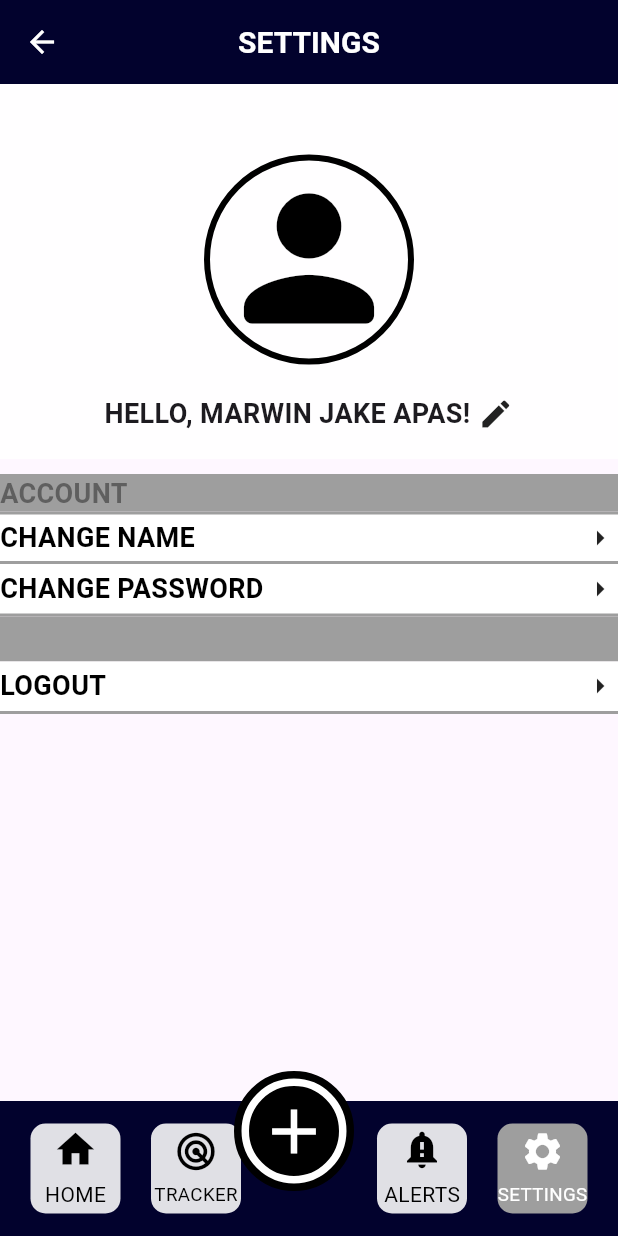
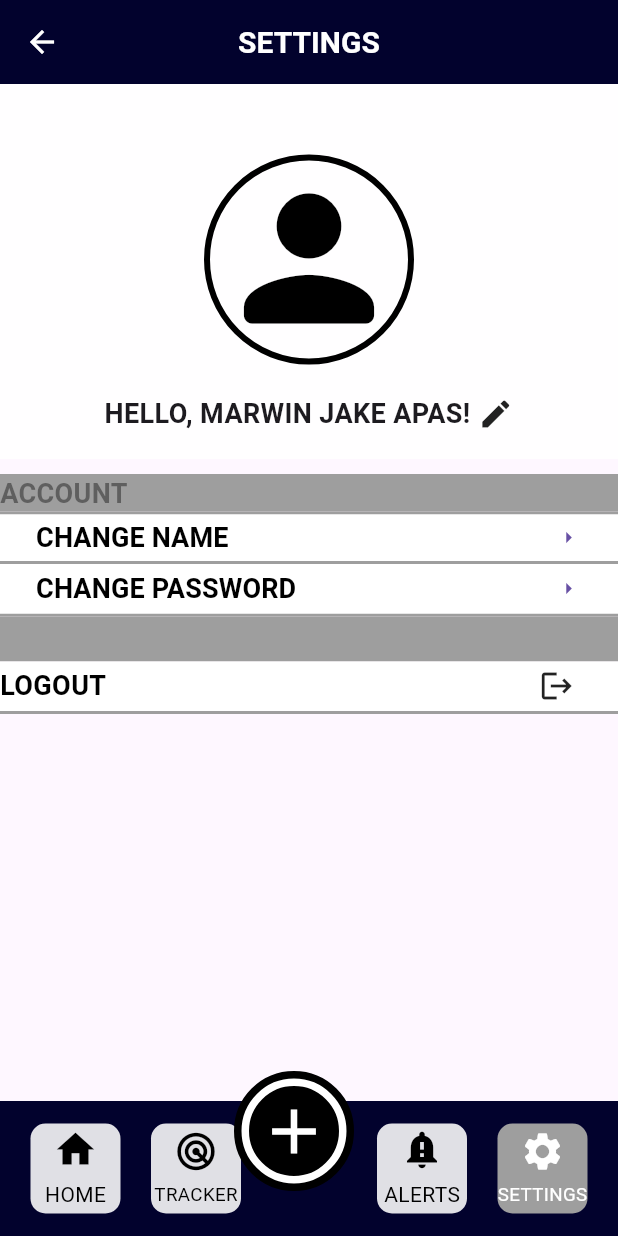
Before and after one commit to MarwinApas/thesisapp, a Flutter app: the Settings screen opened directly, on a phone screen of 412 x 824 dp. Run offline on Flutter 3.47's test engine with Material 3 defaults, Android fonts, the phone set to English and light mode, and no system bars.

Commit message:
changes: 1. change name and button updated to clickable button 2. logout icon of logout changed from arrow_right to logout icon

```diff
--- a/lib/flutter/Settings.dart
+++ b/lib/flutter/Settings.dart
@@ -126,11 +126,23 @@ class _SettingsState extends State<Settings> {
                       top: BorderSide(color: Colors.grey, width: 2),
                       bottom: BorderSide(color: Colors.grey, width: 2),
                     )),
+                child: Flexible(
+                  child: ElevatedButton(
+                    onPressed: () {
+                      // Add your functionality here
+                    },
+                    style: ElevatedButton.styleFrom(
+                      backgroundColor: Colors.white,
+                      elevation: 0, // No shadow
+                      shape: RoundedRectangleBorder(
+                        borderRadius: BorderRadius.circular(0),
+                      ),
+                    ),
                     child: Row(
+                      mainAxisAlignment: MainAxisAlignment.start,
                       children: [
                         Text(
                           "CHANGE NAME",
-                      textAlign: TextAlign.left,
                           style: TextStyle(
                             color: Colors.black,
                             fontSize: 18,
@@ -142,6 +154,8 @@ class _SettingsState extends State<Settings> {
                       ],
                     ),
                   ),
+                ),
+              ),
               Container(
                 width: MediaQuery.of(context).size.width,
                 height: 35,
@@ -150,11 +164,22 @@ class _SettingsState extends State<Settings> {
                     border: Border(
                       bottom: BorderSide(color: Colors.grey, width: 2),
                     )),
+                child: ElevatedButton(
+                  onPressed: () {
+                    // Add your functionality here
+                  },
+                  style: ElevatedButton.styleFrom(
+                    backgroundColor: Colors.white,
+                    elevation: 0, // No shadow
+                    shape: RoundedRectangleBorder(
+                      borderRadius: BorderRadius.circular(0),
+                    ),
+                  ),
                   child: Row(
+                    mainAxisAlignment: MainAxisAlignment.start,
                     children: [
                       Text(
                         "CHANGE PASSWORD",
-                      textAlign: TextAlign.left,
                         style: TextStyle(
                           color: Colors.black,
                           fontSize: 18,
@@ -164,6 +189,7 @@ class _SettingsState extends State<Settings> {
                       Spacer(),
                       Icon(Icons.arrow_right),
                     ],
+                  ),
                 ),
               ),
               Container(
@@ -205,7 +231,7 @@ class _SettingsState extends State<Settings> {
                     },
                   );
                 },
-                child:               Container(
+                child:Container(
                   width: MediaQuery.of(context).size.width,
                   height: 35,
                   decoration: BoxDecoration(
@@ -217,15 +243,15 @@ class _SettingsState extends State<Settings> {
                     children: [
                       Text(
                         "LOGOUT",
-                        textAlign: TextAlign.left,
+                        textAlign: TextAlign.center,
                         style: TextStyle(
                           color: Colors.black,
                           fontSize: 18,
                           fontWeight: FontWeight.bold,
                         ),
                       ),
-                      Spacer(),
-                      Icon(Icons.arrow_right),
+                      SizedBox(width: MediaQuery.of(context).size.width *.7,),
+                      Icon(Icons.logout),
                     ],
                   ),
                 ),
```
Lines whose indentation alone changed are shown as unchanged.
